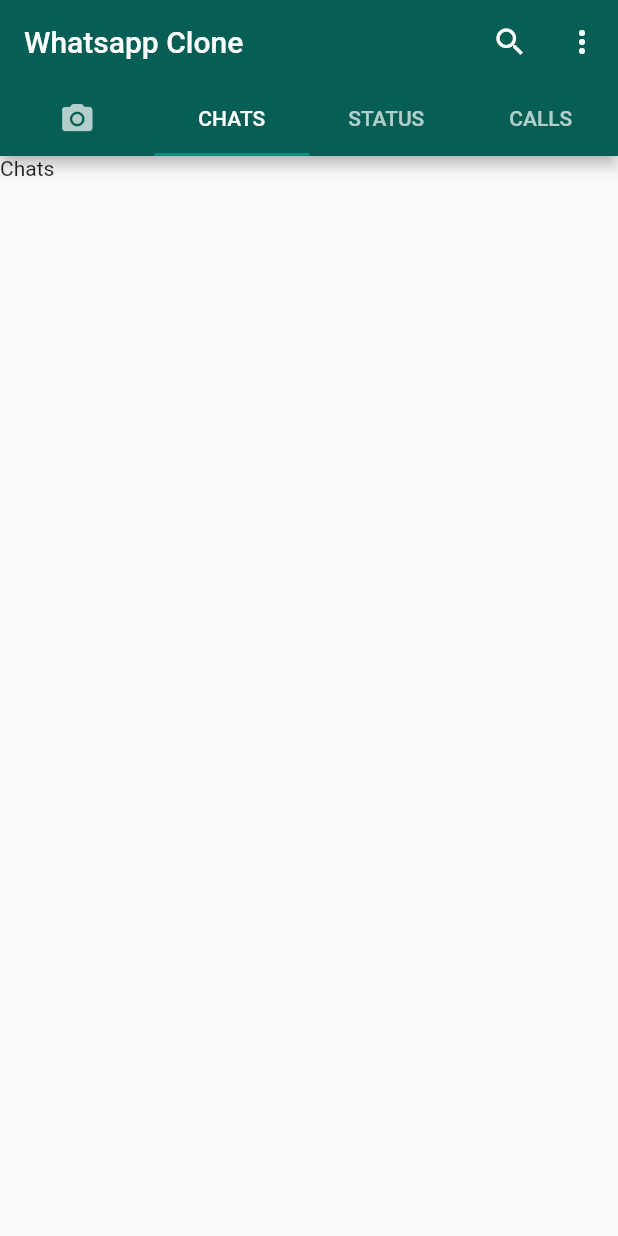
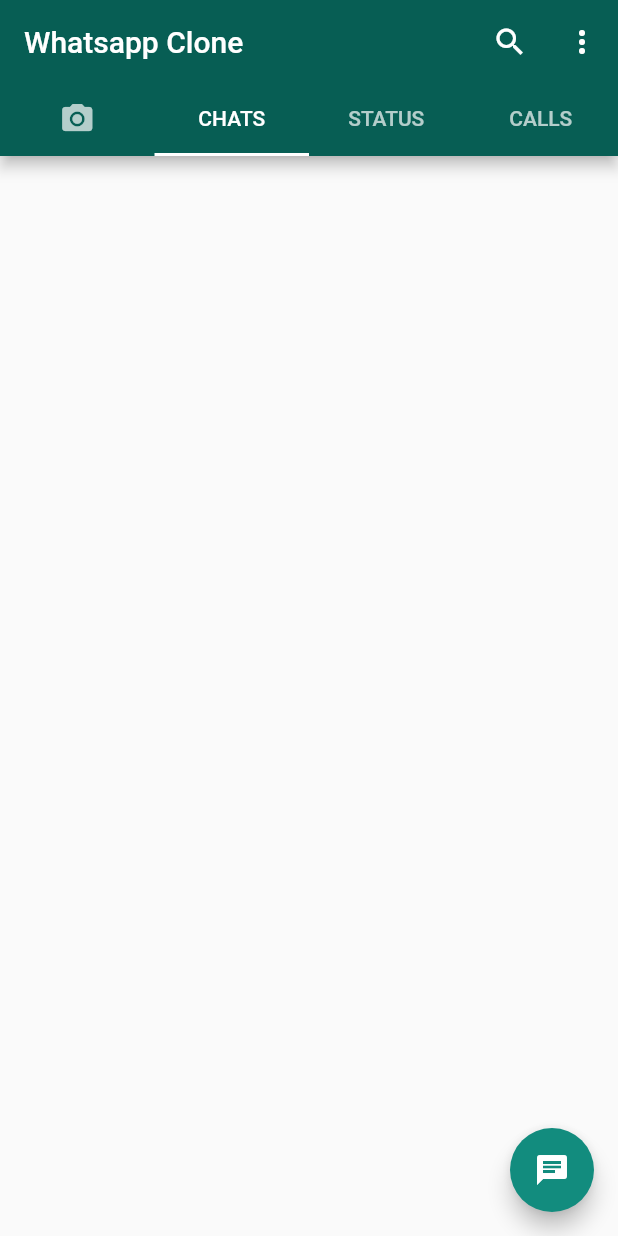
Before and after one commit to rahulMishra05/whatsapp-clone, a Flutter app: the screen it shows after launch, tab 2 chosen, on a phone screen of 412 x 824 dp. Run offline on Flutter 3.47's test engine with Material 2 defaults, Android fonts, the phone set to English and light mode, and no system bars; missing offline and left inert: dart:html.

Commit message:
Chat floating action button added.
A floating action button added at the buttom, that is for chat. This
button is added on the CHATS page, and for that a new directory is
creaetd named Pages which will consists of all the different pages, and
in that directory a new file named ChatPage.dart has this button.

```diff
--- /dev/null
+++ b/lib/Pages/ChatPage.dart
@@ -0,0 +1,20 @@
+import 'package:flutter/material.dart';
+
+class ChatPage extends StatefulWidget {
+  const ChatPage({Key? key}) : super(key: key);
+
+  @override
+  _ChatPageState createState() => _ChatPageState();
+}
+
+class _ChatPageState extends State<ChatPage> {
+  @override
+  Widget build(BuildContext context) {
+    return Scaffold(
+      floatingActionButton: FloatingActionButton(
+        onPressed: (){},
+        child: Icon(Icons.chat),
+      ),
+    );
+  }
+}
--- a/lib/Screens/Homescreen.dart
+++ b/lib/Screens/Homescreen.dart
@@ -1,4 +1,5 @@
 import 'package:flutter/material.dart';
+import 'package:whatsapp_clone/Pages/ChatPage.dart';
 
 class Homescreen extends StatefulWidget {
   const Homescreen({Key? key}) : super(key: key);
@@ -53,6 +54,7 @@ class _HomescreenState extends State<Homescreen>
         ],
         bottom: TabBar(
           controller: _controller,
+          indicatorColor: Colors.white,
           tabs: [
             Tab(
               icon: Icon(Icons.camera_alt),
@@ -71,7 +73,7 @@ class _HomescreenState extends State<Homescreen>
         controller: _controller,
         children: [
           Text("Camera"),
-          Text("Chats"),
+          ChatPage(),
           Text("Status"),
           Text("Calls"),
         ],
```
